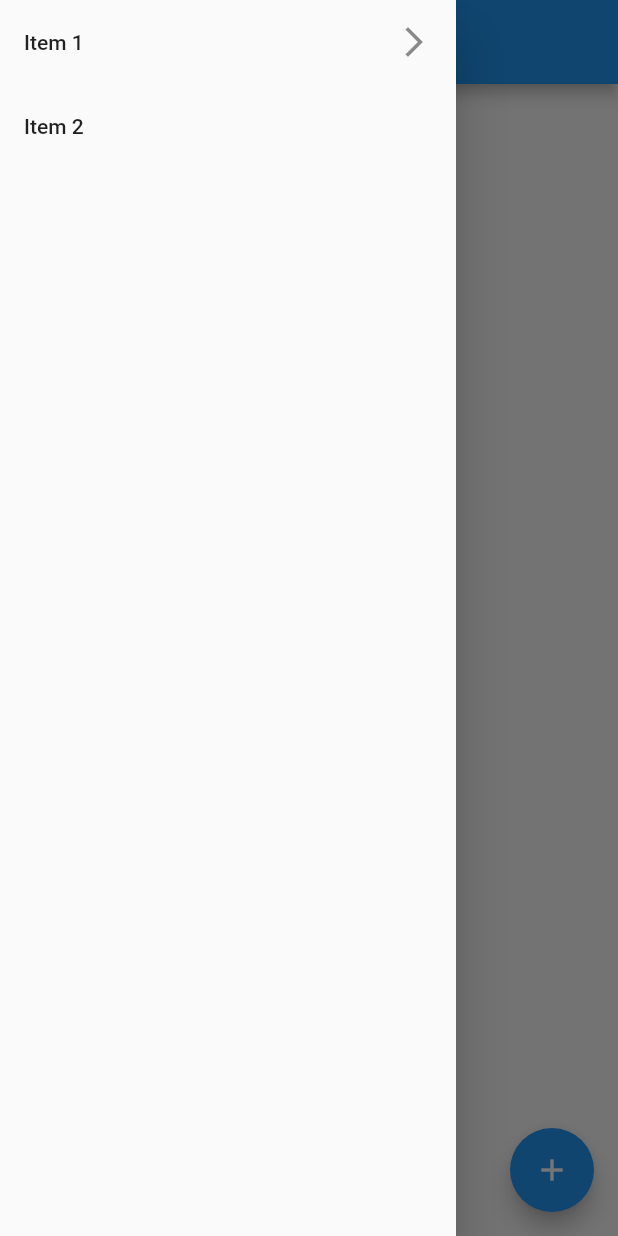
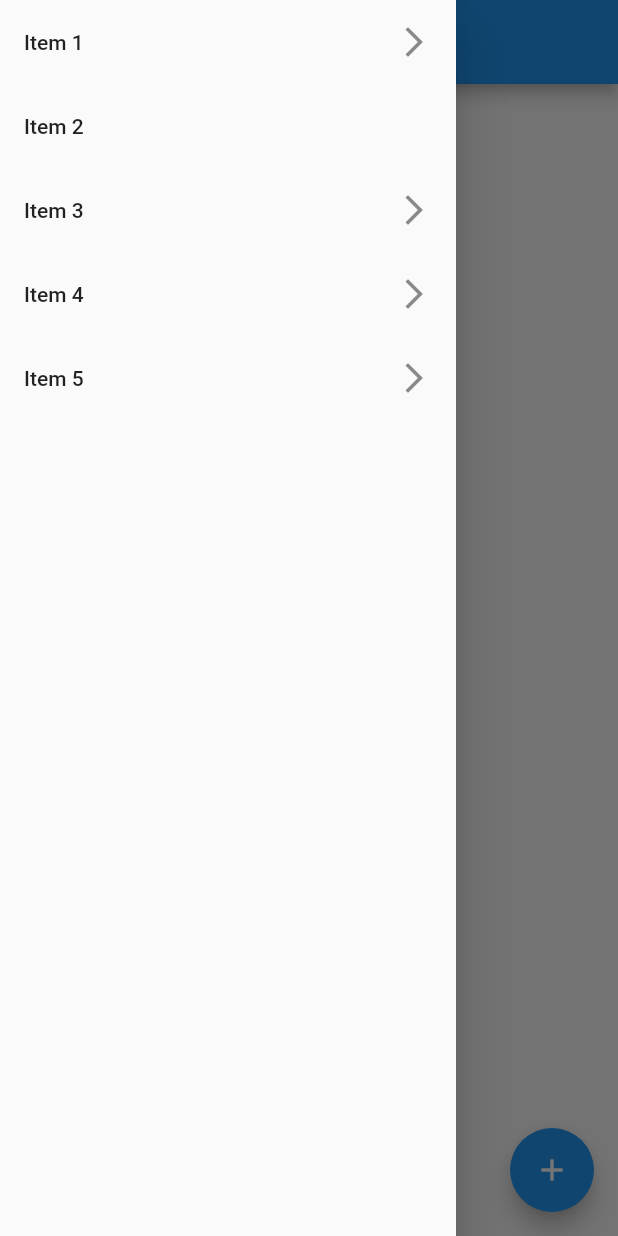
Before and after one commit to zainahmed0597/my_flutter_app, a Flutter app: the screen it shows after launch, with the side drawer open, on a phone screen of 412 x 824 dp. Run offline on Flutter 3.47's test engine with Material 2 defaults, Android fonts, the phone set to English and light mode, and no system bars.

Commit message:
In navigation drawer add 5 items

```diff
--- a/lib/main.dart
+++ b/lib/main.dart
@@ -6,7 +6,8 @@ class MyApp extends StatelessWidget {
   @override
   Widget build(BuildContext context) {
     return MaterialApp(
-      title: 'Flutter Demo',debugShowCheckedModeBanner: false,
+      title: 'Flutter Demo',
+      debugShowCheckedModeBanner: false,
       theme: ThemeData(
         primarySwatch: Colors.blue,
       ),
@@ -53,7 +54,8 @@ class _MyHomePageState extends State<MyHomePage> {
           ],
         ),
       ),
-      drawer: Drawer(child: ListView(
+      drawer: Drawer(
+        child: ListView(
           // Important: Remove any padding from the ListView.
           padding: EdgeInsets.zero,
           children: <Widget>[
@@ -78,11 +80,33 @@ class _MyHomePageState extends State<MyHomePage> {
                 // ...
               },
             ),
+            ListTile(
+              title: Text('Item 3'),
+              trailing: Icon(Icons.arrow_forward_ios),
+              onTap: () {
+                // Update the state of the app.
+                // ...
+              },
+            ),
+            ListTile(
+              title: Text('Item 4'),
+              trailing: Icon(Icons.arrow_forward_ios),
+              onTap: () {
+                // Update the state of the app.
+                // ...
+              },
+            ),
+            ListTile(
+              title: Text('Item 5'),
+              trailing: Icon(Icons.arrow_forward_ios),
+              onTap: () {
+                // Update the state of the app.
+                // ...
+              },
+            ),
           ],
         ),
-
       ),
-
       floatingActionButton: FloatingActionButton(
         onPressed: _incrementCounter,
         tooltip: 'Increment',
```
Lines whose indentation alone changed are shown as unchanged.
